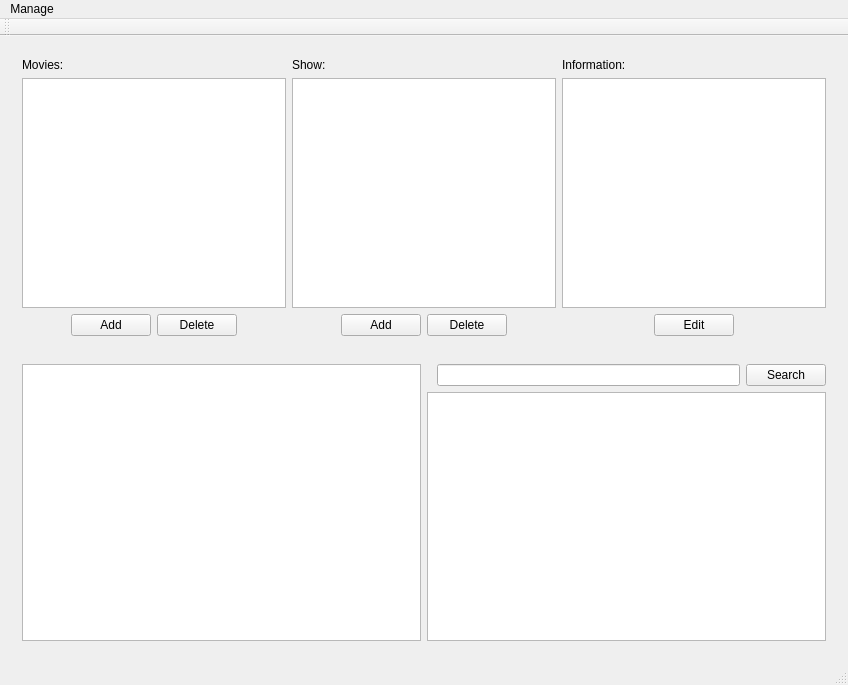
Drakenhielm/Biobokningssystem, file Mainwindow/mainwindow.ui: the form before one commit.
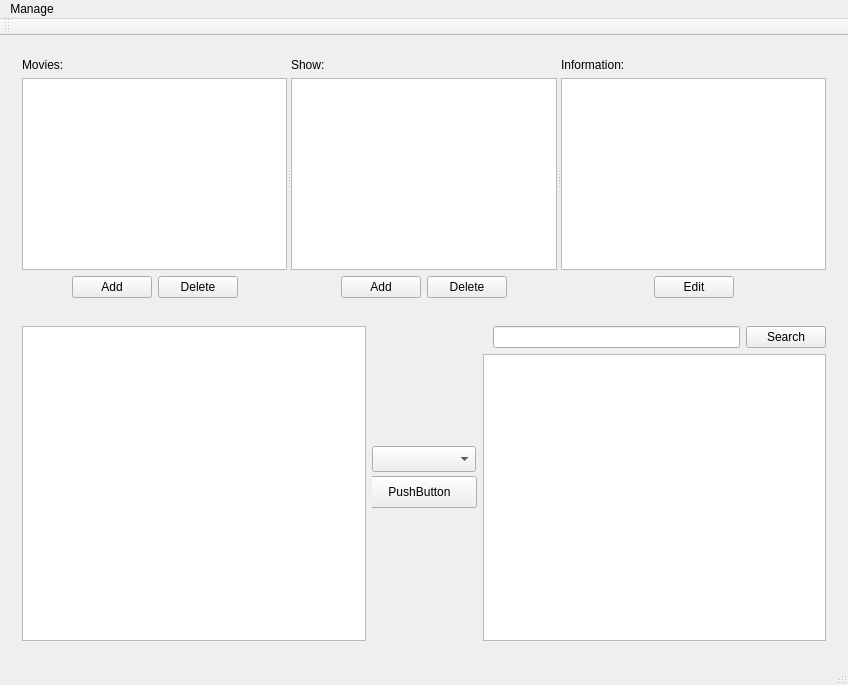
The form after the commit.

Commit message: Lagt till några widgets

The edit to the form file:
```diff
--- a/Mainwindow/mainwindow.ui
+++ b/Mainwindow/mainwindow.ui
@@ -19,6 +19,10 @@
      <widget class="QWidget" name="widget" native="true">
       <layout class="QHBoxLayout" name="horizontalLayout">
        <item>
+        <widget class="QSplitter" name="splitter">
+         <property name="orientation">
+          <enum>Qt::Horizontal</enum>
+         </property>
         <widget class="QWidget" name="widget_movies" native="true">
          <layout class="QVBoxLayout" name="verticalLayout_6">
           <property name="leftMargin">
@@ -89,8 +93,6 @@
           </item>
          </layout>
         </widget>
-       </item>
-       <item>
         <widget class="QWidget" name="widget_shows" native="true">
          <layout class="QVBoxLayout" name="verticalLayout_5">
           <property name="leftMargin">
@@ -161,8 +163,6 @@
           </item>
          </layout>
         </widget>
-       </item>
-       <item>
         <widget class="QWidget" name="widget_info" native="true">
          <layout class="QVBoxLayout" name="verticalLayout">
           <property name="leftMargin">
@@ -234,6 +234,7 @@
           </item>
          </layout>
         </widget>
+        </widget>
        </item>
       </layout>
      </widget>
@@ -244,6 +245,45 @@
        <item>
         <widget class="QTableWidget" name="tableWidget_3"/>
        </item>
+       <item>
+        <widget class="QWidget" name="widget_3" native="true">
+         <property name="sizePolicy">
+          <sizepolicy hsizetype="Minimum" vsizetype="Preferred">
+           <horstretch>0</horstretch>
+           <verstretch>0</verstretch>
+          </sizepolicy>
+         </property>
+         <property name="minimumSize">
+          <size>
+           <width>105</width>
+           <height>0</height>
+          </size>
+         </property>
+         <widget class="QPushButton" name="pushButton">
+          <property name="geometry">
+           <rect>
+            <x>-10</x>
+            <y>150</y>
+            <width>115</width>
+            <height>32</height>
+           </rect>
+          </property>
+          <property name="text">
+           <string>PushButton</string>
+          </property>
+         </widget>
+         <widget class="QComboBox" name="comboBox">
+          <property name="geometry">
+           <rect>
+            <x>0</x>
+            <y>120</y>
+            <width>104</width>
+            <height>26</height>
+           </rect>
+          </property>
+         </widget>
+        </widget>
+       </item>
        <item>
         <widget class="QWidget" name="widget_6" native="true">
          <layout class="QVBoxLayout" name="verticalLayout_3">
```
Left out of the diff: 8 changed lines with no effect on the pictures. Lines whose indentation alone changed are shown as unchanged. The commit also changes 1 other file.
